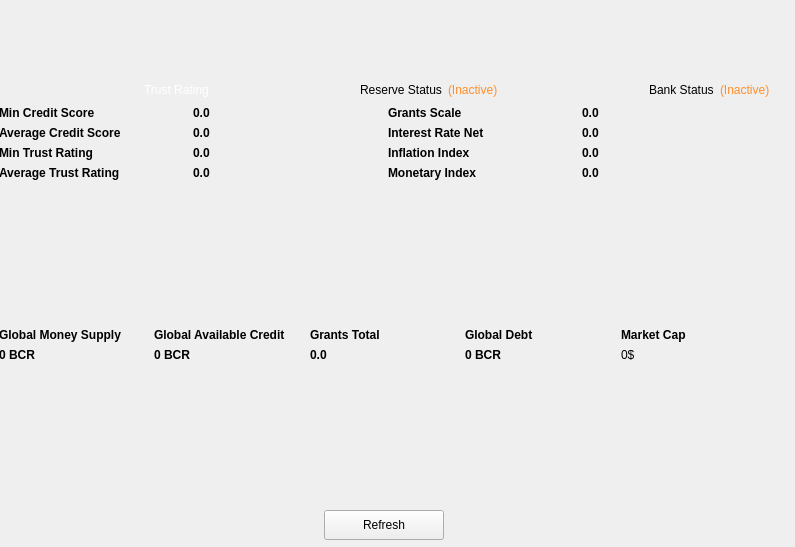
The window that src/qt/forms/bankstatisticspage.ui (thelonecrouton/bitcredit) describes before a commit, drawn with Qt 5.
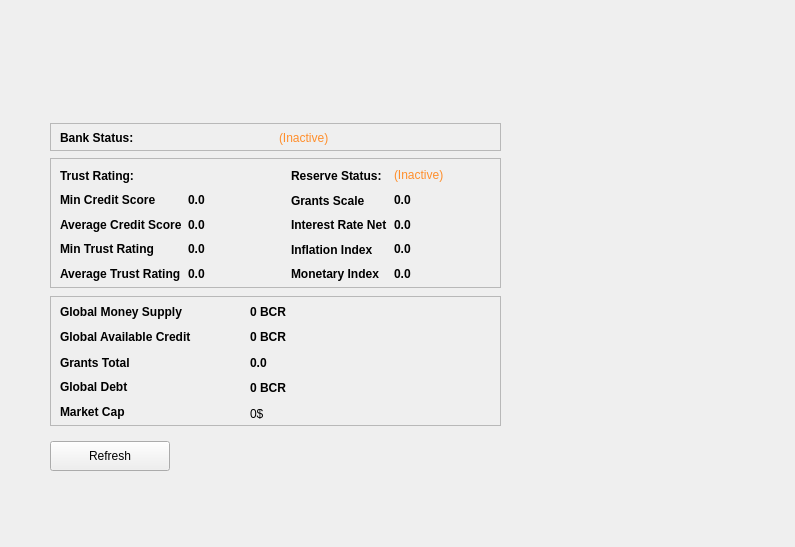
The same window after the commit.

The edit to the form file:
```diff
--- a/src/qt/forms/bankstatisticspage.ui
+++ b/src/qt/forms/bankstatisticspage.ui
@@ -22,371 +22,33 @@
   <property name="styleSheet">
    <string notr="true"/>
   </property>
-  <widget class="QWidget" name="verticalLayoutWidget">
+  <widget class="QFrame" name="globalstatsFrame">
    <property name="geometry">
     <rect>
-     <x>-1</x>
-     <y>80</y>
-     <width>771</width>
-     <height>460</height>
+     <x>50</x>
+     <y>296</y>
+     <width>451</width>
+     <height>130</height>
     </rect>
    </property>
-   <layout class="QVBoxLayout" name="verticalLayout">
-    <item>
-     <layout class="QHBoxLayout" name="horizontalLayout_2">
-      <item>
-       <spacer name="horizontalSpacer_4">
-        <property name="orientation">
-         <enum>Qt::Horizontal</enum>
-        </property>
-        <property name="sizeHint" stdset="0">
-         <size>
-          <width>40</width>
-          <height>20</height>
-         </size>
-        </property>
-       </spacer>
-      </item>
-      <item>
-       <widget class="QLabel" name="trust">
-        <property name="styleSheet">
-         <string notr="true">color: rgb(255, 255, 255);background:transparent;</string>
-        </property>
-        <property name="text">
-         <string>&lt;html&gt;&lt;head/&gt;&lt;body&gt;&lt;p&gt;&lt;span style=&quot; color:#ffffff;&quot;&gt;Trust Rating&lt;/span&gt;&lt;/p&gt;&lt;/body&gt;&lt;/html&gt;</string>
-        </property>
-       </widget>
-      </item>
-      <item>
-       <spacer name="horizontalSpacer_5">
-        <property name="orientation">
-         <enum>Qt::Horizontal</enum>
-        </property>
-        <property name="sizeHint" stdset="0">
-         <size>
-          <width>40</width>
-          <height>20</height>
-         </size>
-        </property>
-       </spacer>
-      </item>
-      <item>
-       <widget class="QLabel" name="label_34">
-        <property name="styleSheet">
-         <string notr="true"/>
-        </property>
-        <property name="text">
-         <string>&lt;html&gt;&lt;head/&gt;&lt;body&gt;&lt;p&gt;Reserve Status&lt;/p&gt;&lt;/body&gt;&lt;/html&gt;</string>
-        </property>
-       </widget>
-      </item>
-      <item>
-       <widget class="QLabel" name="reservestatus">
-        <property name="cursor">
-         <cursorShape>WhatsThisCursor</cursorShape>
-        </property>
-        <property name="toolTip">
-         <string>The displayed information may be out of date. Your wallet automatically synchronizes with the Bitcredits network after a connection is established, but this process has not completed yet.</string>
-        </property>
-        <property name="styleSheet">
-         <string notr="true">QLabel { color: red; }background:transparent;</string>
-        </property>
-        <property name="text">
-         <string notr="true">&lt;html&gt;&lt;head/&gt;&lt;body&gt;&lt;p&gt;&lt;span style=&quot; color:#ff8e2b;&quot;&gt;(Inactive)&lt;/span&gt;&lt;/p&gt;&lt;/body&gt;&lt;/html&gt;</string>
-        </property>
-        <property name="alignment">
-         <set>Qt::AlignLeading|Qt::AlignLeft|Qt::AlignVCenter</set>
-        </property>
-       </widget>
-      </item>
-      <item>
-       <spacer name="horizontalSpacer_6">
-        <property name="orientation">
-         <enum>Qt::Horizontal</enum>
-        </property>
-        <property name="sizeHint" stdset="0">
-         <size>
-          <width>40</width>
-          <height>20</height>
-         </size>
-        </property>
-       </spacer>
-      </item>
-      <item>
-       <widget class="QLabel" name="label_35">
-        <property name="styleSheet">
-         <string notr="true"/>
-        </property>
-        <property name="text">
-         <string>&lt;html&gt;&lt;head/&gt;&lt;body&gt;&lt;p&gt;Bank Status&lt;/p&gt;&lt;/body&gt;&lt;/html&gt;</string>
-        </property>
-       </widget>
-      </item>
-      <item>
-       <widget class="QLabel" name="bankstatus">
-        <property name="cursor">
-         <cursorShape>WhatsThisCursor</cursorShape>
-        </property>
-        <property name="toolTip">
-         <string>The displayed information may be out of date. Your wallet automatically synchronizes with the Bitcredits network after a connection is established, but this process has not completed yet.</string>
-        </property>
-        <property name="styleSheet">
-         <string notr="true"/>
-        </property>
-        <property name="text">
-         <string notr="true">&lt;html&gt;&lt;head/&gt;&lt;body&gt;&lt;p&gt;&lt;span style=&quot; color:#ff8e2b;&quot;&gt;(Inactive)&lt;/span&gt;&lt;/p&gt;&lt;/body&gt;&lt;/html&gt;</string>
-        </property>
-        <property name="alignment">
-         <set>Qt::AlignLeading|Qt::AlignLeft|Qt::AlignVCenter</set>
-        </property>
-       </widget>
-      </item>
-     </layout>
-    </item>
-    <item>
-     <layout class="QGridLayout" name="gridLayout">
-      <item row="0" column="3">
-       <widget class="QLabel" name="grantindex">
-        <property name="font">
-         <font>
-          <weight>75</weight>
-          <bold>true</bold>
-         </font>
-        </property>
-        <property name="cursor">
-         <cursorShape>IBeamCursor</cursorShape>
-        </property>
-        <property name="toolTip">
-         <string/>
-        </property>
-        <property name="styleSheet">
-         <string notr="true"/>
-        </property>
-        <property name="text">
-         <string notr="true">0.0</string>
-        </property>
-        <property name="textInteractionFlags">
-         <set>Qt::LinksAccessibleByMouse|Qt::TextSelectableByKeyboard|Qt::TextSelectableByMouse</set>
-        </property>
-       </widget>
-      </item>
-      <item row="0" column="2">
-       <widget class="QLabel" name="label_13">
-        <property name="font">
-         <font>
-          <weight>75</weight>
-          <bold>true</bold>
-         </font>
-        </property>
-        <property name="styleSheet">
-         <string notr="true"/>
-        </property>
-        <property name="text">
-         <string>Grants Scale </string>
-        </property>
-       </widget>
-      </item>
-      <item row="0" column="0">
-       <widget class="QLabel" name="label_11">
-        <property name="font">
-         <font>
-          <weight>75</weight>
-          <bold>true</bold>
-         </font>
-        </property>
-        <property name="styleSheet">
-         <string notr="true"/>
-        </property>
-        <property name="text">
-         <string>&lt;html&gt;&lt;head/&gt;&lt;body&gt;&lt;p&gt;Min Credit Score&lt;/p&gt;&lt;/body&gt;&lt;/html&gt;</string>
-        </property>
-       </widget>
-      </item>
-      <item row="1" column="0">
-       <widget class="QLabel" name="label_10">
-        <property name="font">
-         <font>
-          <weight>75</weight>
-          <bold>true</bold>
-         </font>
-        </property>
-        <property name="styleSheet">
-         <string notr="true"/>
-        </property>
-        <property name="text">
-         <string>&lt;html&gt;&lt;head/&gt;&lt;body&gt;&lt;p&gt;Average Credit Score&lt;/p&gt;&lt;/body&gt;&lt;/html&gt;</string>
-        </property>
-       </widget>
-      </item>
-      <item row="0" column="1">
-       <widget class="QLabel" name="mincreditscore">
-        <property name="font">
-         <font>
-          <weight>75</weight>
-          <bold>true</bold>
-         </font>
-        </property>
-        <property name="cursor">
-         <cursorShape>IBeamCursor</cursorShape>
-        </property>
-        <property name="toolTip">
-         <string/>
-        </property>
-        <property name="styleSheet">
-         <string notr="true"/>
-        </property>
-        <property name="text">
-         <string notr="true">0.0</string>
-        </property>
-        <property name="textInteractionFlags">
-         <set>Qt::LinksAccessibleByMouse|Qt::TextSelectableByKeyboard|Qt::TextSelectableByMouse</set>
-        </property>
-       </widget>
-      </item>
-      <item row="1" column="1">
-       <widget class="QLabel" name="avecreditscore">
-        <property name="font">
-         <font>
-          <weight>75</weight>
-          <bold>true</bold>
-         </font>
-        </property>
-        <property name="cursor">
-         <cursorShape>IBeamCursor</cursorShape>
-        </property>
-        <property name="toolTip">
-         <string/>
-        </property>
-        <property name="styleSheet">
-         <string notr="true"/>
-        </property>
-        <property name="text">
-         <string notr="true">0.0</string>
-        </property>
-        <property name="textInteractionFlags">
-         <set>Qt::LinksAccessibleByMouse|Qt::TextSelectableByKeyboard|Qt::TextSelectableByMouse</set>
-        </property>
-       </widget>
-      </item>
-      <item row="1" column="2">
-       <widget class="QLabel" name="label_20">
-        <property name="font">
-         <font>
-          <weight>75</weight>
-          <bold>true</bold>
-         </font>
-        </property>
-        <property name="styleSheet">
-         <string notr="true"/>
-        </property>
-        <property name="text">
-         <string>Interest Rate Net</string>
-        </property>
-       </widget>
-      </item>
-      <item row="1" column="3">
-       <widget class="QLabel" name="netinterestrate">
-        <property name="font">
-         <font>
-          <weight>75</weight>
-          <bold>true</bold>
-         </font>
-        </property>
-        <property name="cursor">
-         <cursorShape>IBeamCursor</cursorShape>
-        </property>
-        <property name="toolTip">
-         <string/>
-        </property>
-        <property name="styleSheet">
-         <string notr="true"/>
-        </property>
-        <property name="text">
-         <string notr="true">0.0</string>
-        </property>
-        <property name="textInteractionFlags">
-         <set>Qt::LinksAccessibleByMouse|Qt::TextSelectableByKeyboard|Qt::TextSelectableByMouse</set>
-        </property>
-       </widget>
-      </item>
-      <item row="2" column="2">
-       <widget class="QLabel" name="label_24">
-        <property name="font">
-         <font>
-          <weight>75</weight>
-          <bold>true</bold>
-         </font>
-        </property>
-        <property name="styleSheet">
-         <string notr="true"/>
-        </property>
-        <property name="text">
-         <string>Inflation Index </string>
-        </property>
-       </widget>
-      </item>
-      <item row="2" column="3">
-       <widget class="QLabel" name="inflationindex">
-        <property name="font">
-         <font>
-          <weight>75</weight>
-          <bold>true</bold>
-         </font>
-        </property>
-        <property name="cursor">
-         <cursorShape>IBeamCursor</cursorShape>
-        </property>
-        <property name="toolTip">
-         <string/>
-        </property>
-        <property name="styleSheet">
-         <string notr="true"/>
-        </property>
-        <property name="text">
-         <string notr="true">0.0</string>
-        </property>
-        <property name="textInteractionFlags">
-         <set>Qt::LinksAccessibleByMouse|Qt::TextSelectableByKeyboard|Qt::TextSelectableByMouse</set>
-        </property>
-       </widget>
-      </item>
-      <item row="3" column="2">
-       <widget class="QLabel" name="label_31">
-        <property name="styleSheet">
-         <string notr="true"/>
-        </property>
-        <property name="text">
-         <string>&lt;html&gt;&lt;head/&gt;&lt;body&gt;&lt;p&gt;&lt;span style=&quot; font-weight:600;&quot;&gt;Monetary Index&lt;/span&gt;&lt;/p&gt;&lt;/body&gt;&lt;/html&gt;</string>
-        </property>
-       </widget>
-      </item>
-      <item row="3" column="3">
-       <widget class="QLabel" name="monetaryindex">
-        <property name="font">
-         <font>
-          <weight>75</weight>
-          <bold>true</bold>
-         </font>
-        </property>
-        <property name="cursor">
-         <cursorShape>IBeamCursor</cursorShape>
-        </property>
-        <property name="toolTip">
-         <string/>
-        </property>
-        <property name="styleSheet">
-         <string notr="true"/>
-        </property>
-        <property name="text">
-         <string notr="true">0.0</string>
-        </property>
-        <property name="textInteractionFlags">
-         <set>Qt::LinksAccessibleByMouse|Qt::TextSelectableByKeyboard|Qt::TextSelectableByMouse</set>
-        </property>
-       </widget>
-      </item>
+   <property name="frameShape">
+    <enum>QFrame::StyledPanel</enum>
+   </property>
+   <property name="frameShadow">
+    <enum>QFrame::Raised</enum>
+   </property>
+   <widget class="QWidget" name="gridLayoutWidget">
+    <property name="geometry">
+     <rect>
+      <x>10</x>
+      <y>7</y>
+      <width>181</width>
+      <height>119</height>
+     </rect>
+    </property>
+    <layout class="QGridLayout" name="gridLayout_2">
       <item row="2" column="0">
-       <widget class="QLabel" name="label_9">
+      <widget class="QLabel" name="label_42">
         <property name="font">
          <font>
           <weight>75</weight>
@@ -397,94 +59,21 @@
          <string notr="true"/>
         </property>
         <property name="text">
-         <string>&lt;html&gt;&lt;head/&gt;&lt;body&gt;&lt;p&gt;Min Trust Rating&lt;/p&gt;&lt;/body&gt;&lt;/html&gt;</string>
+        <string>Grants Total</string>
         </property>
        </widget>
       </item>
-      <item row="2" column="1">
-       <widget class="QLabel" name="mintrust">
-        <property name="font">
-         <font>
-          <weight>75</weight>
-          <bold>true</bold>
-         </font>
-        </property>
-        <property name="cursor">
-         <cursorShape>IBeamCursor</cursorShape>
-        </property>
-        <property name="toolTip">
-         <string/>
-        </property>
+     <item row="1" column="0">
+      <widget class="QLabel" name="label_41">
         <property name="styleSheet">
          <string notr="true"/>
         </property>
         <property name="text">
-         <string notr="true">0.0</string>
-        </property>
-        <property name="textInteractionFlags">
-         <set>Qt::LinksAccessibleByMouse|Qt::TextSelectableByKeyboard|Qt::TextSelectableByMouse</set>
+        <string>&lt;html&gt;&lt;head/&gt;&lt;body&gt;&lt;p&gt;&lt;span style=&quot; font-weight:600;&quot;&gt;Global Available Credit&lt;/span&gt;&lt;/p&gt;&lt;/body&gt;&lt;/html&gt;</string>
         </property>
        </widget>
       </item>
       <item row="3" column="0">
-       <widget class="QLabel" name="label_15">
-        <property name="font">
-         <font>
-          <weight>75</weight>
-          <bold>true</bold>
-         </font>
-        </property>
-        <property name="styleSheet">
-         <string notr="true"/>
-        </property>
-        <property name="text">
-         <string>&lt;html&gt;&lt;head/&gt;&lt;body&gt;&lt;p&gt;Average Trust Rating&lt;/p&gt;&lt;/body&gt;&lt;/html&gt;</string>
-        </property>
-       </widget>
-      </item>
-      <item row="3" column="1">
-       <widget class="QLabel" name="avetrust">
-        <property name="font">
-         <font>
-          <weight>75</weight>
-          <bold>true</bold>
-         </font>
-        </property>
-        <property name="cursor">
-         <cursorShape>IBeamCursor</cursorShape>
-        </property>
-        <property name="toolTip">
-         <string/>
-        </property>
-        <property name="styleSheet">
-         <string notr="true"/>
-        </property>
-        <property name="text">
-         <string notr="true">0.0</string>
-        </property>
-        <property name="textInteractionFlags">
-         <set>Qt::LinksAccessibleByMouse|Qt::TextSelectableByKeyboard|Qt::TextSelectableByMouse</set>
-        </property>
-       </widget>
-      </item>
-     </layout>
-    </item>
-    <item>
-     <spacer name="verticalSpacer_3">
-      <property name="orientation">
-       <enum>Qt::Vertical</enum>
-      </property>
-      <property name="sizeHint" stdset="0">
-       <size>
-        <width>20</width>
-        <height>40</height>
-       </size>
-      </property>
-     </spacer>
-    </item>
-    <item>
-     <layout class="QGridLayout" name="gridLayout_3">
-      <item row="0" column="3">
        <widget class="QLabel" name="label_38">
         <property name="styleSheet">
          <string notr="true"/>
@@ -504,7 +93,7 @@
         </property>
        </widget>
       </item>
-      <item row="0" column="4">
+     <item row="4" column="0">
        <widget class="QLabel" name="label_40">
         <property name="styleSheet">
          <string notr="true"/>
@@ -514,27 +103,19 @@
         </property>
        </widget>
       </item>
-      <item row="0" column="1">
-       <widget class="QLabel" name="label_41">
-        <property name="styleSheet">
-         <string notr="true"/>
-        </property>
-        <property name="text">
-         <string>&lt;html&gt;&lt;head/&gt;&lt;body&gt;&lt;p&gt;&lt;span style=&quot; font-weight:600;&quot;&gt;Global Available Credit&lt;/span&gt;&lt;/p&gt;&lt;/body&gt;&lt;/html&gt;</string>
-        </property>
-       </widget>
-      </item>
-      <item row="1" column="4">
-       <widget class="QLabel" name="marketcap">
-        <property name="styleSheet">
-         <string notr="true"/>
-        </property>
-        <property name="text">
-         <string>0$</string>
-        </property>
-       </widget>
-      </item>
-      <item row="1" column="0">
+    </layout>
+   </widget>
+   <widget class="QWidget" name="gridLayoutWidget_2">
+    <property name="geometry">
+     <rect>
+      <x>200</x>
+      <y>7</y>
+      <width>201</width>
+      <height>120</height>
+     </rect>
+    </property>
+    <layout class="QGridLayout" name="gridLayout_3">
+     <item row="0" column="0">
        <widget class="QLabel" name="gblmoneysupply">
         <property name="font">
          <font>
@@ -559,57 +140,7 @@
         </property>
        </widget>
       </item>
-      <item row="1" column="1">
-       <widget class="QLabel" name="gblavailablecredit">
-        <property name="font">
-         <font>
-          <weight>75</weight>
-          <bold>true</bold>
-         </font>
-        </property>
-        <property name="cursor">
-         <cursorShape>IBeamCursor</cursorShape>
-        </property>
-        <property name="toolTip">
-         <string/>
-        </property>
-        <property name="styleSheet">
-         <string notr="true"/>
-        </property>
-        <property name="text">
-         <string notr="true">0 BCR</string>
-        </property>
-        <property name="textInteractionFlags">
-         <set>Qt::LinksAccessibleByMouse|Qt::TextSelectableByKeyboard|Qt::TextSelectableByMouse</set>
-        </property>
-       </widget>
-      </item>
-      <item row="1" column="3">
-       <widget class="QLabel" name="globaldebt">
-        <property name="font">
-         <font>
-          <weight>75</weight>
-          <bold>true</bold>
-         </font>
-        </property>
-        <property name="cursor">
-         <cursorShape>IBeamCursor</cursorShape>
-        </property>
-        <property name="toolTip">
-         <string/>
-        </property>
-        <property name="styleSheet">
-         <string notr="true"/>
-        </property>
-        <property name="text">
-         <string notr="true">0 BCR</string>
-        </property>
-        <property name="textInteractionFlags">
-         <set>Qt::LinksAccessibleByMouse|Qt::TextSelectableByKeyboard|Qt::TextSelectableByMouse</set>
-        </property>
-       </widget>
-      </item>
-      <item row="1" column="2">
+     <item row="2" column="0">
        <widget class="QLabel" name="grantstotal">
         <property name="font">
          <font>
@@ -634,8 +165,434 @@
         </property>
        </widget>
       </item>
+     <item row="3" column="0">
+      <widget class="QLabel" name="globaldebt">
+       <property name="font">
+        <font>
+         <weight>75</weight>
+         <bold>true</bold>
+        </font>
+       </property>
+       <property name="cursor">
+        <cursorShape>IBeamCursor</cursorShape>
+       </property>
+       <property name="toolTip">
+        <string/>
+       </property>
+       <property name="styleSheet">
+        <string notr="true"/>
+       </property>
+       <property name="text">
+        <string notr="true">0 BCR</string>
+       </property>
+       <property name="textInteractionFlags">
+        <set>Qt::LinksAccessibleByMouse|Qt::TextSelectableByKeyboard|Qt::TextSelectableByMouse</set>
+       </property>
+      </widget>
+     </item>
+     <item row="1" column="0">
+      <widget class="QLabel" name="gblavailablecredit">
+       <property name="font">
+        <font>
+         <weight>75</weight>
+         <bold>true</bold>
+        </font>
+       </property>
+       <property name="cursor">
+        <cursorShape>IBeamCursor</cursorShape>
+       </property>
+       <property name="toolTip">
+        <string/>
+       </property>
+       <property name="styleSheet">
+        <string notr="true"/>
+       </property>
+       <property name="text">
+        <string notr="true">0 BCR</string>
+       </property>
+       <property name="textInteractionFlags">
+        <set>Qt::LinksAccessibleByMouse|Qt::TextSelectableByKeyboard|Qt::TextSelectableByMouse</set>
+       </property>
+      </widget>
+     </item>
+     <item row="4" column="0">
+      <widget class="QLabel" name="marketcap">
+       <property name="styleSheet">
+        <string notr="true"/>
+       </property>
+       <property name="text">
+        <string>0$</string>
+       </property>
+      </widget>
+     </item>
+    </layout>
+   </widget>
+  </widget>
+  <widget class="QFrame" name="frame">
+   <property name="geometry">
+    <rect>
+     <x>50</x>
+     <y>158</y>
+     <width>451</width>
+     <height>130</height>
+    </rect>
+   </property>
+   <property name="frameShape">
+    <enum>QFrame::StyledPanel</enum>
+   </property>
+   <property name="frameShadow">
+    <enum>QFrame::Raised</enum>
+   </property>
+   <widget class="QWidget" name="">
+    <property name="geometry">
+     <rect>
+      <x>10</x>
+      <y>8</y>
+      <width>431</width>
+      <height>118</height>
+     </rect>
+    </property>
+    <layout class="QGridLayout" name="gridLayout">
+     <item row="3" column="1">
+      <widget class="QLabel" name="mintrust">
+       <property name="font">
+        <font>
+         <weight>75</weight>
+         <bold>true</bold>
+        </font>
+       </property>
+       <property name="cursor">
+        <cursorShape>IBeamCursor</cursorShape>
+       </property>
+       <property name="toolTip">
+        <string/>
+       </property>
+       <property name="styleSheet">
+        <string notr="true"/>
+       </property>
+       <property name="text">
+        <string notr="true">0.0</string>
+       </property>
+       <property name="textInteractionFlags">
+        <set>Qt::LinksAccessibleByMouse|Qt::TextSelectableByKeyboard|Qt::TextSelectableByMouse</set>
+       </property>
+      </widget>
+     </item>
+     <item row="4" column="3">
+      <widget class="QLabel" name="monetaryindex">
+       <property name="font">
+        <font>
+         <weight>75</weight>
+         <bold>true</bold>
+        </font>
+       </property>
+       <property name="cursor">
+        <cursorShape>IBeamCursor</cursorShape>
+       </property>
+       <property name="toolTip">
+        <string/>
+       </property>
+       <property name="styleSheet">
+        <string notr="true"/>
+       </property>
+       <property name="text">
+        <string notr="true">0.0</string>
+       </property>
+       <property name="textInteractionFlags">
+        <set>Qt::LinksAccessibleByMouse|Qt::TextSelectableByKeyboard|Qt::TextSelectableByMouse</set>
+       </property>
+      </widget>
+     </item>
+     <item row="4" column="2">
+      <widget class="QLabel" name="label_31">
+       <property name="styleSheet">
+        <string notr="true"/>
+       </property>
+       <property name="text">
+        <string>&lt;html&gt;&lt;head/&gt;&lt;body&gt;&lt;p&gt;&lt;span style=&quot; font-weight:600;&quot;&gt;Monetary Index&lt;/span&gt;&lt;/p&gt;&lt;/body&gt;&lt;/html&gt;</string>
+       </property>
+      </widget>
+     </item>
+     <item row="1" column="3">
+      <widget class="QLabel" name="grantindex">
+       <property name="font">
+        <font>
+         <weight>75</weight>
+         <bold>true</bold>
+        </font>
+       </property>
+       <property name="cursor">
+        <cursorShape>IBeamCursor</cursorShape>
+       </property>
+       <property name="toolTip">
+        <string/>
+       </property>
+       <property name="styleSheet">
+        <string notr="true"/>
+       </property>
+       <property name="text">
+        <string notr="true">0.0</string>
+       </property>
+       <property name="textInteractionFlags">
+        <set>Qt::LinksAccessibleByMouse|Qt::TextSelectableByKeyboard|Qt::TextSelectableByMouse</set>
+       </property>
+      </widget>
+     </item>
+     <item row="3" column="2">
+      <widget class="QLabel" name="label_24">
+       <property name="font">
+        <font>
+         <weight>75</weight>
+         <bold>true</bold>
+        </font>
+       </property>
+       <property name="styleSheet">
+        <string notr="true"/>
+       </property>
+       <property name="text">
+        <string>Inflation Index </string>
+       </property>
+      </widget>
+     </item>
+     <item row="2" column="2">
+      <widget class="QLabel" name="label_20">
+       <property name="font">
+        <font>
+         <weight>75</weight>
+         <bold>true</bold>
+        </font>
+       </property>
+       <property name="styleSheet">
+        <string notr="true"/>
+       </property>
+       <property name="text">
+        <string>Interest Rate Net</string>
+       </property>
+      </widget>
+     </item>
+     <item row="4" column="0">
+      <widget class="QLabel" name="label_15">
+       <property name="font">
+        <font>
+         <weight>75</weight>
+         <bold>true</bold>
+        </font>
+       </property>
+       <property name="styleSheet">
+        <string notr="true"/>
+       </property>
+       <property name="text">
+        <string>&lt;html&gt;&lt;head/&gt;&lt;body&gt;&lt;p&gt;Average Trust Rating&lt;/p&gt;&lt;/body&gt;&lt;/html&gt;</string>
+       </property>
+      </widget>
+     </item>
+     <item row="1" column="1">
+      <widget class="QLabel" name="mincreditscore">
+       <property name="font">
+        <font>
+         <weight>75</weight>
+         <bold>true</bold>
+        </font>
+       </property>
+       <property name="cursor">
+        <cursorShape>IBeamCursor</cursorShape>
+       </property>
+       <property name="toolTip">
+        <string/>
+       </property>
+       <property name="styleSheet">
+        <string notr="true"/>
+       </property>
+       <property name="text">
+        <string notr="true">0.0</string>
+       </property>
+       <property name="textInteractionFlags">
+        <set>Qt::LinksAccessibleByMouse|Qt::TextSelectableByKeyboard|Qt::TextSelectableByMouse</set>
+       </property>
+      </widget>
+     </item>
+     <item row="2" column="0">
+      <widget class="QLabel" name="label_10">
+       <property name="font">
+        <font>
+         <weight>75</weight>
+         <bold>true</bold>
+        </font>
+       </property>
+       <property name="styleSheet">
+        <string notr="true"/>
+       </property>
+       <property name="text">
+        <string>&lt;html&gt;&lt;head/&gt;&lt;body&gt;&lt;p&gt;Average Credit Score&lt;/p&gt;&lt;/body&gt;&lt;/html&gt;</string>
+       </property>
+      </widget>
+     </item>
+     <item row="4" column="1">
+      <widget class="QLabel" name="avetrust">
+       <property name="font">
+        <font>
+         <weight>75</weight>
+         <bold>true</bold>
+        </font>
+       </property>
+       <property name="cursor">
+        <cursorShape>IBeamCursor</cursorShape>
+       </property>
+       <property name="toolTip">
+        <string/>
+       </property>
+       <property name="styleSheet">
+        <string notr="true"/>
+       </property>
+       <property name="text">
+        <string notr="true">0.0</string>
+       </property>
+       <property name="textInteractionFlags">
+        <set>Qt::LinksAccessibleByMouse|Qt::TextSelectableByKeyboard|Qt::TextSelectableByMouse</set>
+       </property>
+      </widget>
+     </item>
+     <item row="1" column="0">
+      <widget class="QLabel" name="label_11">
+       <property name="font">
+        <font>
+         <weight>75</weight>
+         <bold>true</bold>
+        </font>
+       </property>
+       <property name="styleSheet">
+        <string notr="true"/>
+       </property>
+       <property name="text">
+        <string>&lt;html&gt;&lt;head/&gt;&lt;body&gt;&lt;p&gt;Min Credit Score&lt;/p&gt;&lt;/body&gt;&lt;/html&gt;</string>
+       </property>
+      </widget>
+     </item>
+     <item row="2" column="1">
+      <widget class="QLabel" name="avecreditscore">
+       <property name="font">
+        <font>
+         <weight>75</weight>
+         <bold>true</bold>
+        </font>
+       </property>
+       <property name="cursor">
+        <cursorShape>IBeamCursor</cursorShape>
+       </property>
+       <property name="toolTip">
+        <string/>
+       </property>
+       <property name="styleSheet">
+        <string notr="true"/>
+       </property>
+       <property name="text">
+        <string notr="true">0.0</string>
+       </property>
+       <property name="textInteractionFlags">
+        <set>Qt::LinksAccessibleByMouse|Qt::TextSelectableByKeyboard|Qt::TextSelectableByMouse</set>
+       </property>
+      </widget>
+     </item>
+     <item row="3" column="0">
+      <widget class="QLabel" name="label_9">
+       <property name="font">
+        <font>
+         <weight>75</weight>
+         <bold>true</bold>
+        </font>
+       </property>
+       <property name="styleSheet">
+        <string notr="true"/>
+       </property>
+       <property name="text">
+        <string>&lt;html&gt;&lt;head/&gt;&lt;body&gt;&lt;p&gt;Min Trust Rating&lt;/p&gt;&lt;/body&gt;&lt;/html&gt;</string>
+       </property>
+      </widget>
+     </item>
+     <item row="1" column="2">
+      <widget class="QLabel" name="label_13">
+       <property name="font">
+        <font>
+         <weight>75</weight>
+         <bold>true</bold>
+        </font>
+       </property>
+       <property name="styleSheet">
+        <string notr="true"/>
+       </property>
+       <property name="text">
+        <string>Grants Scale </string>
+       </property>
+      </widget>
+     </item>
+     <item row="3" column="3">
+      <widget class="QLabel" name="inflationindex">
+       <property name="font">
+        <font>
+         <weight>75</weight>
+         <bold>true</bold>
+        </font>
+       </property>
+       <property name="cursor">
+        <cursorShape>IBeamCursor</cursorShape>
+       </property>
+       <property name="toolTip">
+        <string/>
+       </property>
+       <property name="styleSheet">
+        <string notr="true"/>
+       </property>
+       <property name="text">
+        <string notr="true">0.0</string>
+       </property>
+       <property name="textInteractionFlags">
+        <set>Qt::LinksAccessibleByMouse|Qt::TextSelectableByKeyboard|Qt::TextSelectableByMouse</set>
+       </property>
+      </widget>
+     </item>
+     <item row="2" column="3">
+      <widget class="QLabel" name="netinterestrate">
+       <property name="font">
+        <font>
+         <weight>75</weight>
+         <bold>true</bold>
+        </font>
+       </property>
+       <property name="cursor">
+        <cursorShape>IBeamCursor</cursorShape>
+       </property>
+       <property name="toolTip">
+        <string/>
+       </property>
+       <property name="styleSheet">
+        <string notr="true"/>
+       </property>
+       <property name="text">
+        <string notr="true">0.0</string>
+       </property>
+       <property name="textInteractionFlags">
+        <set>Qt::LinksAccessibleByMouse|Qt::TextSelectableByKeyboard|Qt::TextSelectableByMouse</set>
+       </property>
+      </widget>
+     </item>
+     <item row="0" column="0">
+      <widget class="QLabel" name="trust">
+       <property name="font">
+        <font>
+         <weight>75</weight>
+         <bold>true</bold>
+        </font>
+       </property>
+       <property name="styleSheet">
+        <string notr="true"/>
+       </property>
+       <property name="text">
+        <string>Trust Rating:</string>
+       </property>
+      </widget>
+     </item>
       <item row="0" column="2">
-       <widget class="QLabel" name="label_42">
+      <widget class="QLabel" name="label_34">
         <property name="font">
          <font>
           <weight>75</weight>
@@ -646,29 +603,104 @@
          <string notr="true"/>
         </property>
         <property name="text">
-         <string>Grants Total</string>
+        <string>Reserve Status:</string>
         </property>
        </widget>
       </item>
-     </layout>
-    </item>
+     <item row="0" column="3">
+      <widget class="QLabel" name="reservestatus">
+       <property name="cursor">
+        <cursorShape>WhatsThisCursor</cursorShape>
+       </property>
+       <property name="toolTip">
+        <string>The displayed information may be out of date. Your wallet automatically synchronizes with the Bitcredits network after a connection is established, but this process has not completed yet.</string>
+       </property>
+       <property name="styleSheet">
+        <string notr="true">QLabel { color: red; }background:transparent;</string>
+       </property>
+       <property name="text">
+        <string notr="true">&lt;html&gt;&lt;head/&gt;&lt;body&gt;&lt;p&gt;&lt;span style=&quot; color:#ff8e2b;&quot;&gt;(Inactive)&lt;/span&gt;&lt;/p&gt;&lt;/body&gt;&lt;/html&gt;</string>
+       </property>
+       <property name="alignment">
+        <set>Qt::AlignLeading|Qt::AlignLeft|Qt::AlignVCenter</set>
+       </property>
+      </widget>
+     </item>
+    </layout>
+   </widget>
+  </widget>
+  <widget class="QFrame" name="frame_2">
+   <property name="geometry">
+    <rect>
+     <x>50</x>
+     <y>123</y>
+     <width>451</width>
+     <height>28</height>
+    </rect>
+   </property>
+   <property name="frameShape">
+    <enum>QFrame::StyledPanel</enum>
+   </property>
+   <property name="frameShadow">
+    <enum>QFrame::Raised</enum>
+   </property>
+   <widget class="QWidget" name="">
+    <property name="geometry">
+     <rect>
+      <x>10</x>
+      <y>4</y>
+      <width>431</width>
+      <height>22</height>
+     </rect>
+    </property>
+    <layout class="QHBoxLayout" name="horizontalLayout_2">
     <item>
-     <spacer name="verticalSpacer">
-      <property name="orientation">
-       <enum>Qt::Vertical</enum>
-      </property>
-      <property name="sizeHint" stdset="0">
-       <size>
-        <width>20</width>
-        <height>40</height>
-       </size>
-      </property>
-     </spacer>
+      <widget class="QLabel" name="label_35">
+       <property name="font">
+        <font>
+         <weight>75</weight>
+         <bold>true</bold>
+        </font>
+       </property>
+       <property name="styleSheet">
+        <string notr="true"/>
+       </property>
+       <property name="text">
+        <string>Bank Status:</string>
+       </property>
+      </widget>
     </item>
     <item>
-     <layout class="QHBoxLayout" name="horizontalLayout_3">
-      <item>
+      <widget class="QLabel" name="bankstatus">
+       <property name="cursor">
+        <cursorShape>WhatsThisCursor</cursorShape>
+       </property>
+       <property name="toolTip">
+        <string>The displayed information may be out of date. Your wallet automatically synchronizes with the Bitcredits network after a connection is established, but this process has not completed yet.</string>
+       </property>
+       <property name="styleSheet">
+        <string notr="true"/>
+       </property>
+       <property name="text">
+        <string notr="true">&lt;html&gt;&lt;head/&gt;&lt;body&gt;&lt;p&gt;&lt;span style=&quot; color:#ff8e2b;&quot;&gt;(Inactive)&lt;/span&gt;&lt;/p&gt;&lt;/body&gt;&lt;/html&gt;</string>
+       </property>
+       <property name="alignment">
+        <set>Qt::AlignLeading|Qt::AlignLeft|Qt::AlignVCenter</set>
+       </property>
+      </widget>
+     </item>
+    </layout>
+   </widget>
+  </widget>
        <widget class="QPushButton" name="startButton">
+   <property name="geometry">
+    <rect>
+     <x>50</x>
+     <y>441</y>
+     <width>120</width>
+     <height>30</height>
+    </rect>
+   </property>
         <property name="sizePolicy">
          <sizepolicy hsizetype="Fixed" vsizetype="Fixed">
           <horstretch>0</horstretch>
@@ -694,11 +726,11 @@
          <string>Refresh</string>
         </property>
        </widget>
-      </item>
-     </layout>
-    </item>
-   </layout>
-  </widget>
+  <zorder>verticalLayoutWidget</zorder>
+  <zorder>globalstatsFrame</zorder>
+  <zorder>frame</zorder>
+  <zorder>bankstatus</zorder>
+  <zorder>frame_2</zorder>
  </widget>
  <resources/>
  <connections/>
```
Lines whose indentation alone changed are shown as unchanged.
